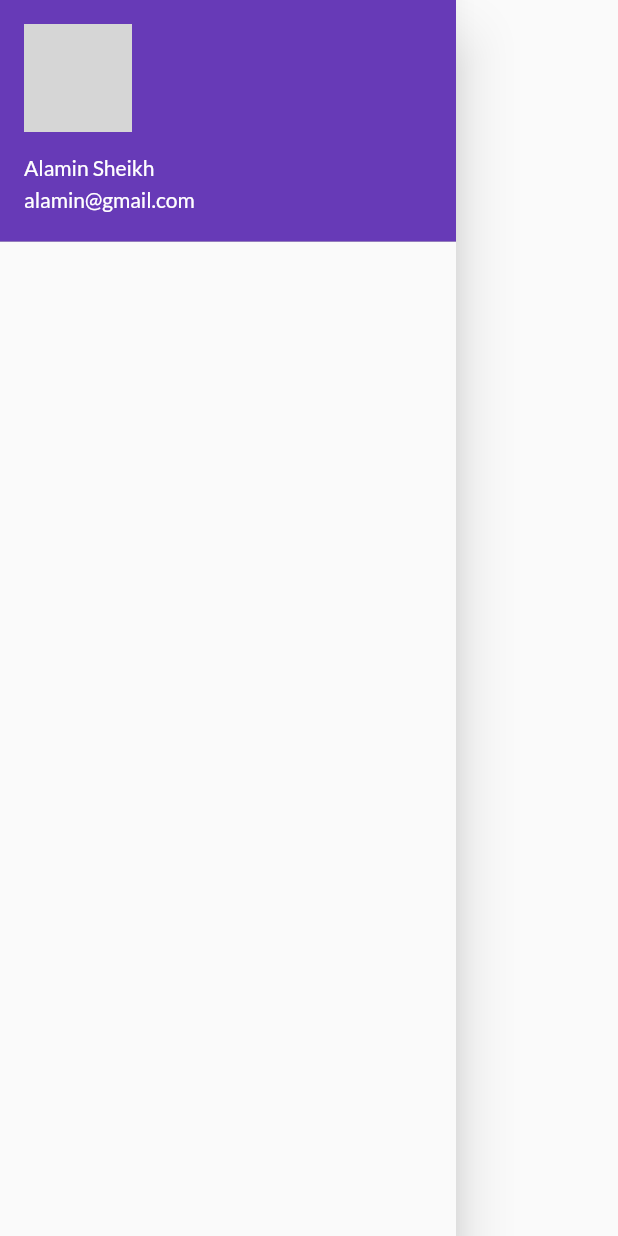
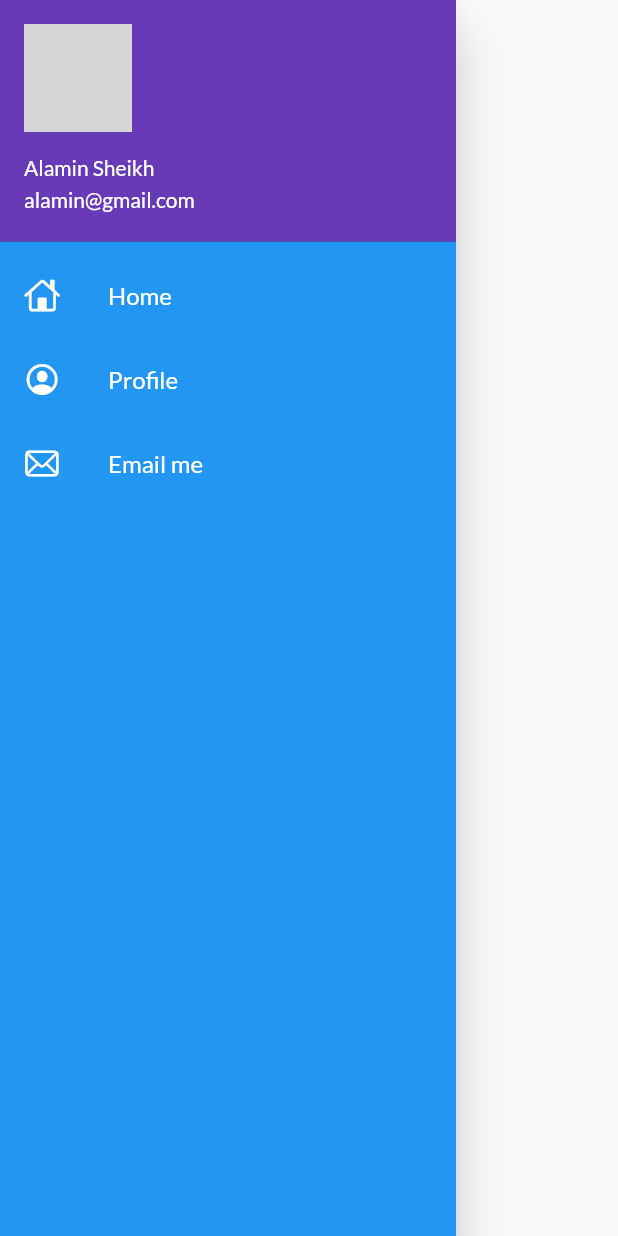
Before and after one commit to alaminsheikh01/30-days-flutter, a Flutter app: the MyDrawer widget shown alone on an empty page, opened directly, on a phone screen of 412 x 824 dp. Run offline on Flutter 3.47's test engine with Material 2 defaults, Android fonts, the phone set to English and light mode, and no system bars; our stand-ins replace google_fonts; network calls fail; grey boxes are pictures that could not be loaded.

Commit message:
add listtitle inside drawer

```diff
--- a/lib/widgets/drawer.dart
+++ b/lib/widgets/drawer.dart
@@ -1,3 +1,4 @@
+import 'package:flutter/cupertino.dart';
 import 'package:flutter/material.dart';
 
 class MyDrawer extends StatelessWidget {
@@ -7,7 +8,7 @@
         "https://yodafiles.s3-ap-southeast-1.amazonaws.com/uploads/profile_images/thumbs/20190324_181434_5c9774f698ea8.jpg";
     return Drawer(
       child: Container(
-        // color: Colors.deepPurple,
+        color: Colors.blue,
         child: ListView(
           padding: EdgeInsets.zero,
           children: [
@@ -20,7 +21,44 @@
                 currentAccountPicture: CircleAvatar(
                   backgroundImage: NetworkImage(imageURL),
                 ),
-                ))
+              ),
+            ),
+            ListTile(
+              leading: Icon(
+                CupertinoIcons.home,
+                color: Colors.white,
+              ),
+              title: Text(
+                "Home",
+                style: TextStyle(
+                  color: Colors.white,
+                ),
+              ),
+            ),
+            ListTile(
+              leading: Icon(
+                CupertinoIcons.profile_circled,
+                color: Colors.white,
+              ),
+              title: Text(
+                "Profile",
+                style: TextStyle(
+                  color: Colors.white,
+                ),
+              ),
+            ),
+            ListTile(
+              leading: Icon(
+                CupertinoIcons.mail,
+                color: Colors.white,
+              ),
+              title: Text(
+                "Email me",
+                style: TextStyle(
+                  color: Colors.white,
+                ),
+              ),
+            )
           ],
         ),
       ),
```
Lines whose indentation alone changed are shown as unchanged.
